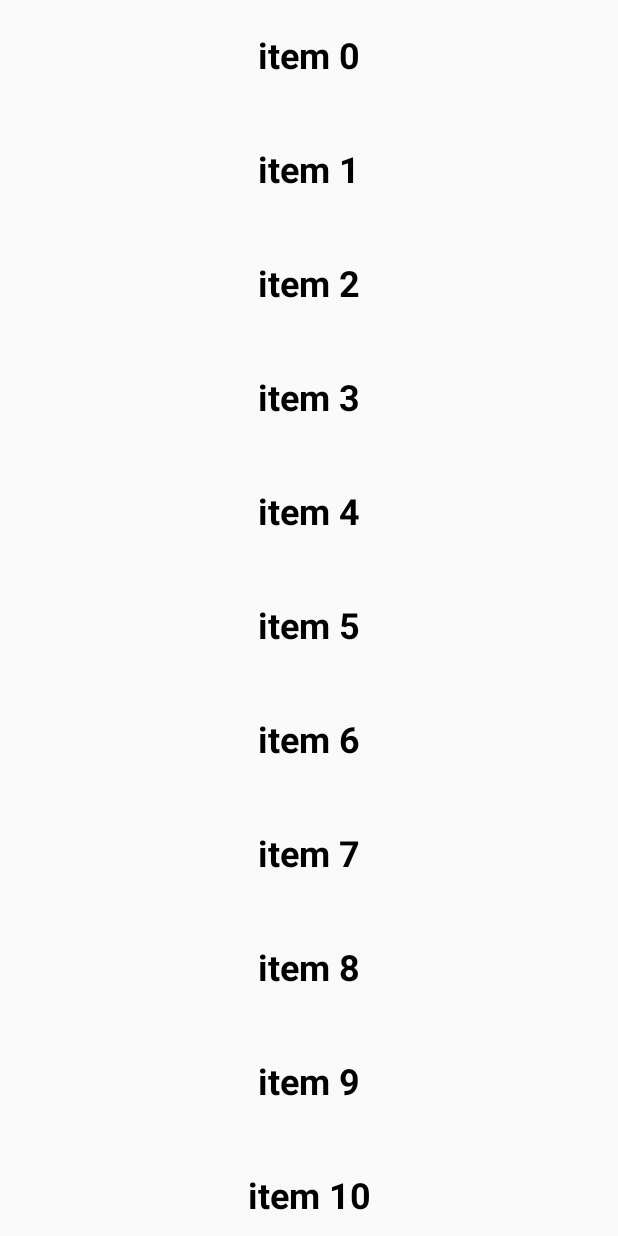
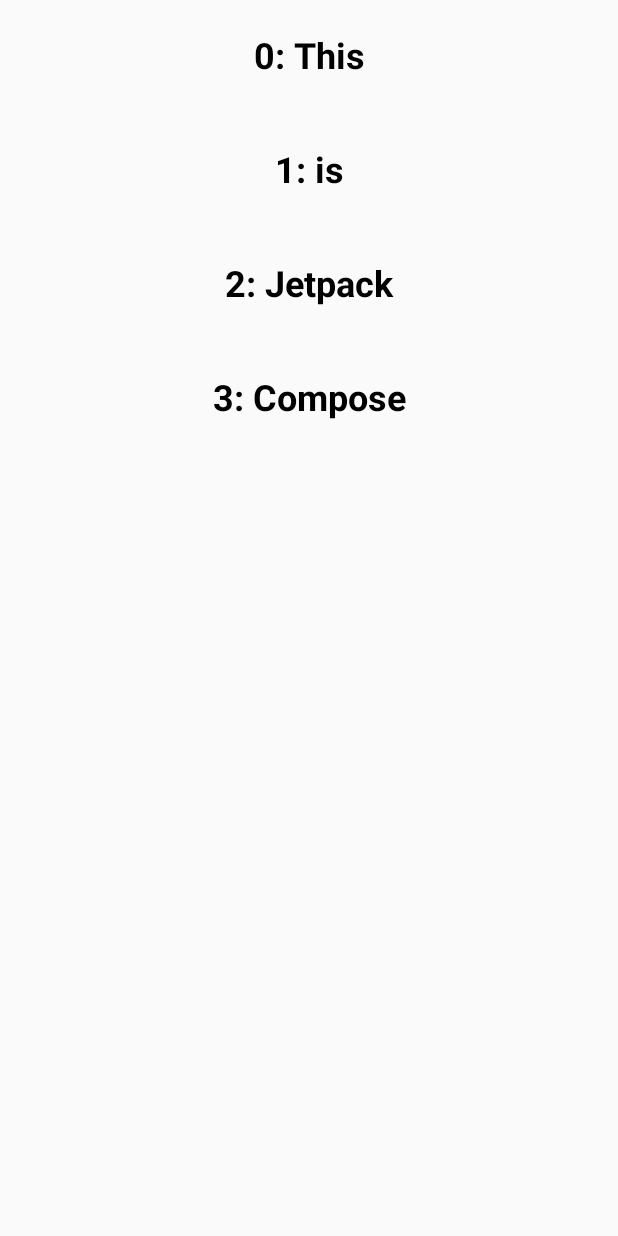
Before and after one commit to bartekkleczar/naukaKotlinAndroidYT, an Android app built with Jetpack Compose: the screen it shows after launch (MainActivity), on a phone screen of 412 x 824 dp. Run offline under Robolectric (Android 15) with nearby library versions, the phone set to English and light mode, and no system bars.

Commit message:
LazyColumn z itemsIndexed(listOf())

```diff
--- a/app/src/main/java/pl/klenczi/jcomposelists/MainActivity.kt
+++ b/app/src/main/java/pl/klenczi/jcomposelists/MainActivity.kt
@@ -8,6 +8,7 @@ import androidx.compose.foundation.layout.fillMaxSize
 import androidx.compose.foundation.layout.fillMaxWidth
 import androidx.compose.foundation.layout.padding
 import androidx.compose.foundation.lazy.LazyColumn
+import androidx.compose.foundation.lazy.itemsIndexed
 import androidx.compose.foundation.rememberScrollState
 import androidx.compose.foundation.verticalScroll
 import androidx.compose.material3.MaterialTheme
@@ -28,10 +29,12 @@ class MainActivity : ComponentActivity() {
         super.onCreate(savedInstanceState)
         setContent {
             val scrollState = rememberScrollState()
-            LazyColumn{
-                items(5000){
+            LazyColumn {
+                itemsIndexed(
+                    listOf("This", "is", "Jetpack", "Compose")
+                ) { index, string ->
                     Text(
-                        text = "item $it",
+                        text = "$index: $string",
                         fontSize = 24.sp,
                         fontWeight = FontWeight.Bold,
                         textAlign = TextAlign.Center,
```
